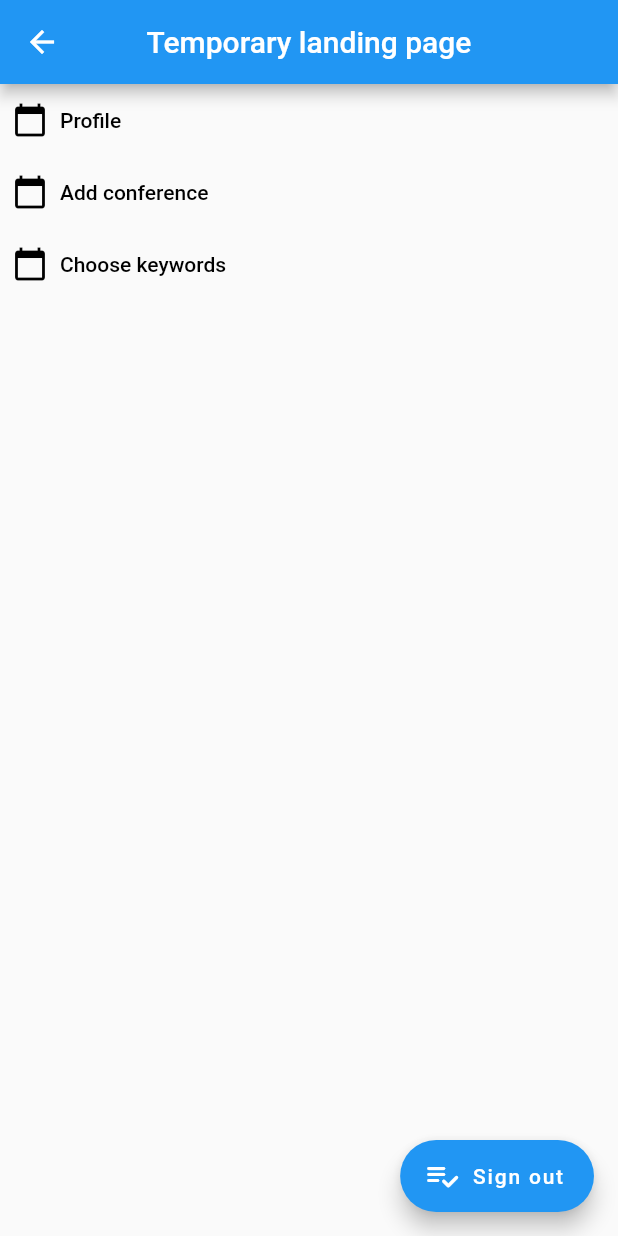
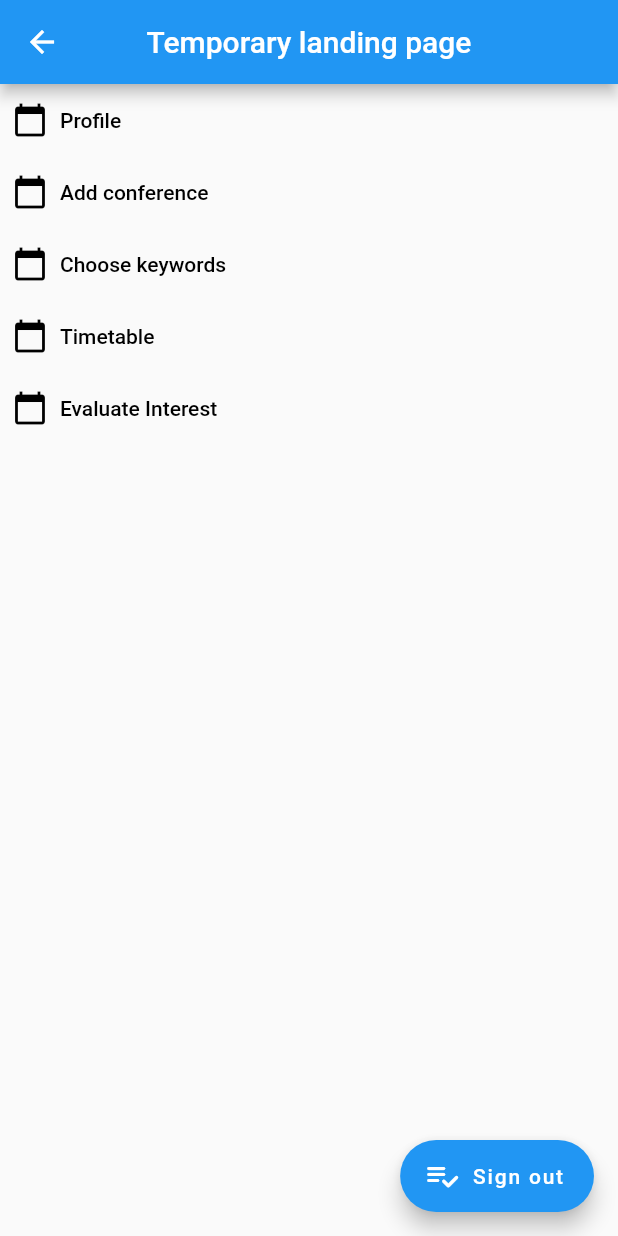
Before and after one commit to claramoreirag/FEUP-ESOF, a Flutter app: the Actor screen opened by its route, on a phone screen of 412 x 824 dp. Run offline on Flutter 3.47's test engine with Material 2 defaults, Android fonts, the phone set to English and light mode, and no system bars; our stand-ins replace firebase_auth, firebase_core, sqflite; missing offline and left inert: firebase_auth_web, firebase_core_web; accounts and stored records are empty.

Commit message:
started working on calendar

```diff
--- a/src/lib/main.dart
+++ b/src/lib/main.dart
@@ -9,6 +9,7 @@ import 'pages/view_profile.dart';
 import 'pages/create_talk.dart';
 import 'pages/add_tags.dart';
 import 'pages/actor.dart';
+import 'pages/timetable.dart';
 import 'classes/conference.dart';
 import 'classes/person.dart';
 import 'keywords.dart';
@@ -49,13 +50,15 @@ class App extends StatelessWidget {
           ),
           initialRoute: '/authentication',
           routes: {
+            '/timetable': (context) => TimetableExample(),
             '/authentication': (context) => AuthenticationWrapper(),
             '/profile': (context) => ViewProfile(),
-            '/actor': (contect) => Actor(),
+            '/actor': (context) => Actor(),
             '/create_talk': (context) => CreateTalk(),
             '/add_tags': (context) => AddTags(),
             '/create_conference': (context) => CreateConference(),
             '/choose_keywords': (context) => chooseKeywords(user, conference),
+            '/evaluate_interests': (context) => evaluatesInterests(user),
           },
         ));
   }
--- a/src/lib/pages/actor.dart
+++ b/src/lib/pages/actor.dart
@@ -4,7 +4,6 @@ import '../authenticate/authentication_wrapper.dart';
 import 'package:firebase_auth/firebase_auth.dart';
 import 'package:firebase_core/firebase_core.dart';
 import 'package:provider/provider.dart';
-
 
 class Actor extends StatelessWidget {
   @override
@@ -45,6 +44,26 @@ class Actor extends StatelessWidget {
               primary: Colors.black,
             ),
           ),
+          TextButton.icon(
+            onPressed: () async {
+              Navigator.pushNamed(context, '/timetable');
+            },
+            icon: Icon(Icons.calendar_today),
+            label: Text('Timetable'),
+            style: TextButton.styleFrom(
+              primary: Colors.black,
+            ),
+          ),
+          TextButton.icon(
+            onPressed: () async {
+              Navigator.pushNamed(context, '/evaluate_interests');
+            },
+            icon: Icon(Icons.calendar_today),
+            label: Text('Evaluate Interest'),
+            style: TextButton.styleFrom(
+              primary: Colors.black,
+            ),
+          ),
         ]),
         floatingActionButtonLocation: FloatingActionButtonLocation.endFloat,
         floatingActionButton: FloatingActionButton.extended(
--- a/src/pubspec.yaml
+++ b/src/pubspec.yaml
@@ -27,6 +27,7 @@ dependencies:
   sqflite: ^1.3.0
   firebase_core: "^0.5.2"
   firebase_auth: "^0.18.3"
+  timetable: ^0.2.9
   #path_provider: any
 
 
```
Also changed, not shown: src/lib/classes/person.dart (+9 -0 lines), src/lib/keywords.dart (+59 -0 lines), src/pubspec.lock, 1 other file.
